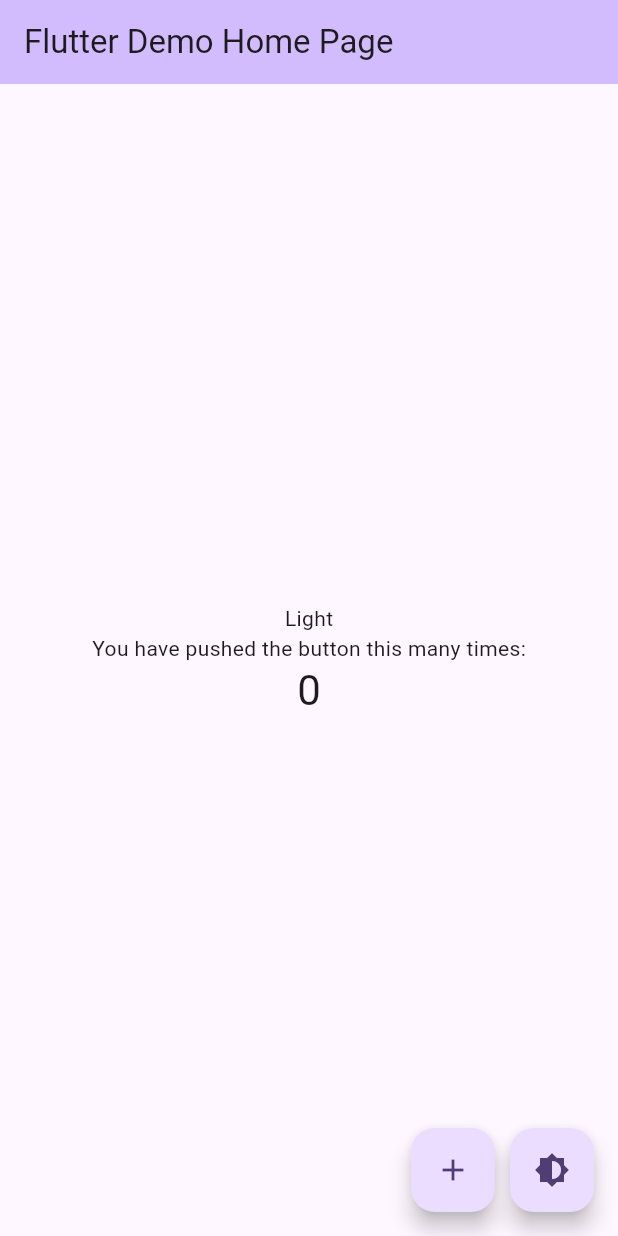
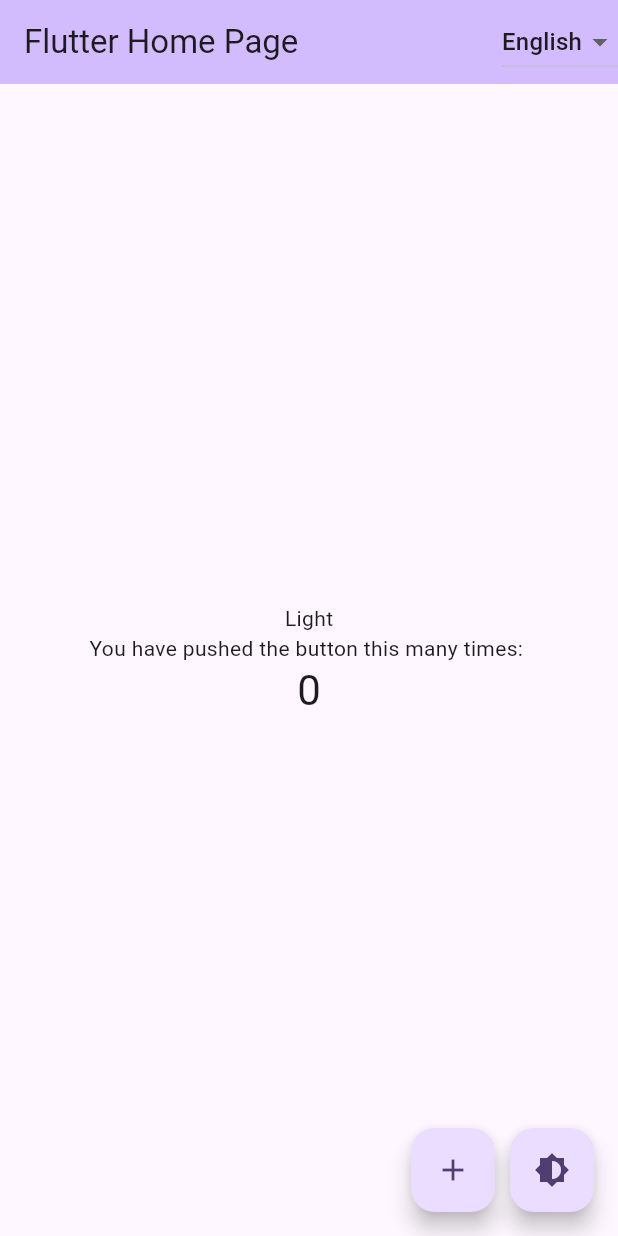
Before and after one commit to mhelmi00/flutter_demo_app, a Flutter app: the screen it shows after launch, on a phone screen of 412 x 824 dp. Run offline on Flutter 3.47's test engine with Material 3 defaults, Android fonts, the phone set to English and light mode, and no system bars; generated files the repository leaves out were written again.

Commit message:
localization

```diff
--- /dev/null
+++ b/l10n.yaml
@@ -0,0 +1,3 @@
+arb-dir: lib/l10n
+template-arb-file: app_en.arb
+output-localization-file: app_localizations.dart
--- /dev/null
+++ b/lib/l10n/app_ms.arb
@@ -0,0 +1,4 @@
+{
+    "counter": "Anda Telah Menekan Butang Ini Sebanyak: ",
+    "apptitle": "Flutter Muka Depan"
+}
--- /dev/null
+++ b/lib/language/language_provider.dart
@@ -0,0 +1,12 @@
+import 'package:flutter/material.dart';
+
+class LanguageProvider extends ChangeNotifier {
+  Locale _currentLocale = const Locale('en');
+
+  Locale get currentLocale => _currentLocale;
+
+  void changeLanguage(Locale locale) {
+    _currentLocale = locale;
+    notifyListeners();
+  }
+}
--- a/lib/main.dart
+++ b/lib/main.dart
@@ -1,6 +1,9 @@
 import 'package:flutter/material.dart';
 import 'package:provider/provider.dart';
 import 'package:flutter_application_1/theme/theme_provider.dart';
+import 'package:flutter_application_1/language/language_provider.dart';
+import 'package:flutter_localizations/flutter_localizations.dart';
+import 'package:flutter_gen/gen_l10n/app_localizations.dart';
 
 void main() {
   runApp(const MyApp());
@@ -13,9 +16,14 @@ class MyApp extends StatelessWidget {
   @override
   Widget build(BuildContext context) {
     return MultiProvider(
-      providers: [ChangeNotifierProvider(create: (context) => ThemeProvider())],
+      providers: [
+        ChangeNotifierProvider(create: (context) => ThemeProvider()),
+        ChangeNotifierProvider(create: (context) => LanguageProvider())
+      ],
       child: Consumer<ThemeProvider>(builder: (context, theme, _) {
+        final languageProvider = Provider.of<LanguageProvider>(context);
         return MaterialApp(
+          locale: languageProvider.currentLocale,
           title: 'Flutter Demo',
           theme: theme.isDark
               ? ThemeData.dark()
@@ -24,6 +32,16 @@ class MyApp extends StatelessWidget {
                       ColorScheme.fromSeed(seedColor: Colors.deepPurple),
                   useMaterial3: true,
                 ),
+          localizationsDelegates: const [
+            AppLocalizations.delegate,
+            GlobalMaterialLocalizations.delegate,
+            GlobalWidgetsLocalizations.delegate,
+            GlobalCupertinoLocalizations.delegate,
+          ],
+          supportedLocales: const [
+            Locale('en'), // English
+            Locale('ms'), //Malay
+          ],
           home: const MyHomePage(title: 'Flutter Demo Home Page'),
         );
       }),
@@ -33,15 +51,6 @@ class MyApp extends StatelessWidget {
 
 class MyHomePage extends StatefulWidget {
   const MyHomePage({super.key, required this.title});
-
-  // This widget is the home page of your application. It is stateful, meaning
-  // that it has a State object (defined below) that contains fields that affect
-  // how it looks.
-
-  // This class is the configuration for the state. It holds the values (in this
-  // case the title) provided by the parent (in this case the App widget) and
-  // used by the build method of the State. Fields in a Widget subclass are
-  // always marked "final".
 
   final String title;
 
@@ -54,53 +63,47 @@ class _MyHomePageState extends State<MyHomePage> {
 
   void _incrementCounter() {
     setState(() {
-      // This call to setState tells the Flutter framework that something has
-      // changed in this State, which causes it to rerun the build method below
-      // so that the display can reflect the updated values. If we changed
-      // _counter without calling setState(), then the build method would not be
-      // called again, and so nothing would appear to happen.
       _counter++;
     });
   }
 
   @override
   Widget build(BuildContext context) {
-    var theme = Provider.of<ThemeProvider>(context);
+    var mode = Provider.of<ThemeProvider>(context);
+    final languageProvider = Provider.of<LanguageProvider>(context);
     return Scaffold(
       appBar: AppBar(
-        // TRY THIS: Try changing the color here to a specific color (to
-        // Colors.amber, perhaps?) and trigger a hot reload to see the AppBar
-        // change color while the other colors stay the same.
         backgroundColor: Theme.of(context).colorScheme.inversePrimary,
-        // Here we take the value from the MyHomePage object that was created by
-        // the App.build method, and use it to set our appbar title.
-        title: Text(widget.title),
+        title: Text(AppLocalizations.of(context)!.apptitle),
+        actions: <Widget>[
+          DropdownButton<Locale>(
+            value: languageProvider.currentLocale,
+            onChanged: (Locale? locale) {
+              if (locale != null) {
+                languageProvider.changeLanguage(locale);
+              }
+            },
+            items: const <DropdownMenuItem<Locale>>[
+              DropdownMenuItem<Locale>(
+                value: Locale('en'),
+                child: Text('English'),
+              ),
+              DropdownMenuItem<Locale>(
+                value: Locale('ms'),
+                child: Text('Melayu'),
+              ),
+            ],
+          ),
+        ],
       ),
       body: Center(
-        // Center is a layout widget. It takes a single child and positions it
-        // in the middle of the parent.
         child: Column(
-          // Column is also a layout widget. It takes a list of children and
-          // arranges them vertically. By default, it sizes itself to fit its
-          // children horizontally, and tries to be as tall as its parent.
-          //
-          // Column has various properties to control how it sizes itself and
-          // how it positions its children. Here we use mainAxisAlignment to
-          // center the children vertically; the main axis here is the vertical
-          // axis because Columns are vertical (the cross axis would be
-          // horizontal).
-          //
-          // TRY THIS: Invoke "debug painting" (choose the "Toggle Debug Paint"
-          // action in the IDE, or press "p" in the console), to see the
-          // wireframe for each widget.
           mainAxisAlignment: MainAxisAlignment.center,
           children: <Widget>[
             Text(
-              theme.themeMode,
+              mode.themeMode,
             ),
-            const Text(
-              'You have pushed the button this many times:',
-            ),
+            Text(AppLocalizations.of(context)!.counter),
             Text(
               '$_counter',
               style: Theme.of(context).textTheme.headlineMedium,
@@ -116,10 +119,10 @@ class _MyHomePageState extends State<MyHomePage> {
             tooltip: 'Increment',
             child: const Icon(Icons.add),
           ),
-          const SizedBox(width: 10), // Add some spacing between the buttons
+          const SizedBox(width: 10),
           FloatingActionButton(
             onPressed: () {
-              theme.toggleThemeData();
+              mode.toggleThemeData();
             },
             tooltip: 'Toggle Theme',
             child: const Icon(Icons.brightness_6),
--- a/pubspec.yaml
+++ b/pubspec.yaml
@@ -36,6 +36,9 @@ dependencies:
   # Use with the CupertinoIcons class for iOS style icons.
   cupertino_icons: ^1.0.6
   provider: ^6.1.2
+  flutter_localizations:
+    sdk: flutter
+  intl: any
 
 dev_dependencies:
   flutter_test:
@@ -58,6 +61,7 @@ flutter:
   # included with your application, so that you can use the icons in
   # the material Icons class.
   uses-material-design: true
+  generate: true
 
   # To add assets to your application, add an assets section, like this:
   # assets:
```
Also changed, not shown: lib/l10n/app_en.arb (added, +10 -0 lines), pubspec.lock.
